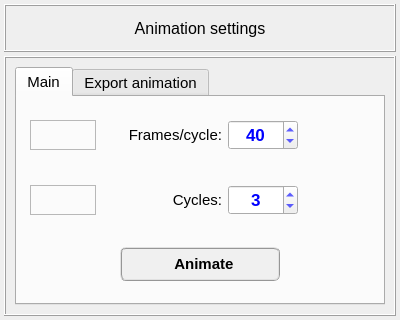
Above: data/user_input/ui_files/plots_/animation_/animationSettingsInput.ui from open-pulse/OpenPulse before the change. Below: the same form after it.
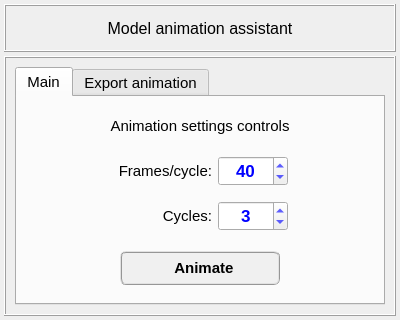
That is the form after the change. Icons and pictures are not drawn.

Commit message: Disables the avi extension in animation export

What changed in the file:
```diff
--- a/data/user_input/ui_files/plots_/animation_/animationSettingsInput.ui
+++ b/data/user_input/ui_files/plots_/animation_/animationSettingsInput.ui
@@ -92,7 +92,7 @@
          </font>
         </property>
         <property name="text">
-         <string>Animation settings</string>
+         <string>Model animation assistant</string>
         </property>
         <property name="textFormat">
          <enum>Qt::AutoText</enum>
@@ -145,7 +145,7 @@
           <string>Main</string>
          </attribute>
          <layout class="QGridLayout" name="gridLayout_12">
-          <item row="0" column="0">
+          <item row="1" column="0">
            <widget class="QFrame" name="frame_13">
             <property name="frameShape">
              <enum>QFrame::NoFrame</enum>
@@ -176,13 +176,13 @@
               <widget class="QLabel" name="label_frames">
                <property name="minimumSize">
                 <size>
-                 <width>120</width>
+                 <width>100</width>
                  <height>30</height>
                 </size>
                </property>
                <property name="maximumSize">
                 <size>
-                 <width>120</width>
+                 <width>100</width>
                  <height>30</height>
                 </size>
                </property>
@@ -267,128 +267,6 @@
              <item row="0" column="0">
               <widget class="QFrame" name="frame_15">
                <property name="frameShape">
-                <enum>QFrame::StyledPanel</enum>
-               </property>
-               <property name="frameShadow">
-                <enum>QFrame::Raised</enum>
-               </property>
-              </widget>
-             </item>
-            </layout>
-           </widget>
-          </item>
-          <item row="1" column="0">
-           <widget class="QFrame" name="frame_11">
-            <property name="frameShape">
-             <enum>QFrame::NoFrame</enum>
-            </property>
-            <property name="frameShadow">
-             <enum>QFrame::Raised</enum>
-            </property>
-            <layout class="QGridLayout" name="gridLayout_10">
-             <property name="leftMargin">
-              <number>4</number>
-             </property>
-             <property name="topMargin">
-              <number>4</number>
-             </property>
-             <property name="rightMargin">
-              <number>4</number>
-             </property>
-             <property name="bottomMargin">
-              <number>4</number>
-             </property>
-             <property name="horizontalSpacing">
-              <number>6</number>
-             </property>
-             <property name="verticalSpacing">
-              <number>4</number>
-             </property>
-             <item row="0" column="1">
-              <widget class="QLabel" name="label_cycles">
-               <property name="minimumSize">
-                <size>
-                 <width>120</width>
-                 <height>30</height>
-                </size>
-               </property>
-               <property name="maximumSize">
-                <size>
-                 <width>120</width>
-                 <height>30</height>
-                </size>
-               </property>
-               <property name="font">
-                <font>
-                 <family>MS Shell Dlg 2</family>
-                 <pointsize>11</pointsize>
-                 <weight>50</weight>
-                 <italic>false</italic>
-                 <bold>false</bold>
-                </font>
-               </property>
-               <property name="text">
-                <string>Cycles:</string>
-               </property>
-               <property name="alignment">
-                <set>Qt::AlignRight|Qt::AlignTrailing|Qt::AlignVCenter</set>
-               </property>
-              </widget>
-             </item>
-             <item row="0" column="2">
-              <widget class="QSpinBox" name="spinBox_cycles">
-               <property name="minimumSize">
-                <size>
-                 <width>70</width>
-                 <height>30</height>
-                </size>
-               </property>
-               <property name="maximumSize">
-                <size>
-                 <width>70</width>
-                 <height>30</height>
-                </size>
-               </property>
-               <property name="font">
-                <font>
-                 <family>Arial</family>
-                 <pointsize>13</pointsize>
-                 <weight>75</weight>
-                 <bold>true</bold>
-                </font>
-               </property>
-               <property name="styleSheet">
-                <string notr="true">color: rgb(0, 0, 255);</string>
-               </property>
-               <property name="wrapping">
-                <bool>false</bool>
-               </property>
-               <property name="frame">
-                <bool>true</bool>
-               </property>
-               <property name="alignment">
-                <set>Qt::AlignCenter</set>
-               </property>
-               <property name="prefix">
-                <string/>
-               </property>
-               <property name="minimum">
-                <number>1</number>
-               </property>
-               <property name="maximum">
-                <number>20</number>
-               </property>
-               <property name="singleStep">
-                <number>1</number>
-               </property>
-               <property name="value">
-                <number>3</number>
-               </property>
-              </widget>
-             </item>
-             <item row="0" column="3">
-              <widget class="QFrame" name="frame_12">
-               <property name="frameShape">
                 <enum>QFrame::NoFrame</enum>
                </property>
                <property name="frameShadow">
@@ -396,20 +274,10 @@
                </property>
               </widget>
              </item>
-             <item row="0" column="0">
-              <widget class="QFrame" name="frame_16">
-               <property name="frameShape">
-                <enum>QFrame::StyledPanel</enum>
-               </property>
-               <property name="frameShadow">
-                <enum>QFrame::Raised</enum>
-               </property>
-              </widget>
-             </item>
             </layout>
            </widget>
           </item>
-          <item row="2" column="0">
+          <item row="3" column="0">
            <widget class="QFrame" name="frame_8">
             <property name="frameShape">
              <enum>QFrame::NoFrame</enum>
@@ -484,6 +352,175 @@
             </layout>
            </widget>
           </item>
+          <item row="2" column="0">
+           <widget class="QFrame" name="frame_11">
+            <property name="frameShape">
+             <enum>QFrame::NoFrame</enum>
+            </property>
+            <property name="frameShadow">
+             <enum>QFrame::Raised</enum>
+            </property>
+            <layout class="QGridLayout" name="gridLayout_10">
+             <property name="leftMargin">
+              <number>4</number>
+             </property>
+             <property name="topMargin">
+              <number>4</number>
+             </property>
+             <property name="rightMargin">
+              <number>4</number>
+             </property>
+             <property name="bottomMargin">
+              <number>4</number>
+             </property>
+             <property name="horizontalSpacing">
+              <number>6</number>
+             </property>
+             <property name="verticalSpacing">
+              <number>4</number>
+             </property>
+             <item row="0" column="1">
+              <widget class="QLabel" name="label_cycles">
+               <property name="minimumSize">
+                <size>
+                 <width>100</width>
+                 <height>30</height>
+                </size>
+               </property>
+               <property name="maximumSize">
+                <size>
+                 <width>100</width>
+                 <height>30</height>
+                </size>
+               </property>
+               <property name="font">
+                <font>
+                 <family>MS Shell Dlg 2</family>
+                 <pointsize>11</pointsize>
+                 <weight>50</weight>
+                 <italic>false</italic>
+                 <bold>false</bold>
+                </font>
+               </property>
+               <property name="text">
+                <string>Cycles:</string>
+               </property>
+               <property name="alignment">
+                <set>Qt::AlignRight|Qt::AlignTrailing|Qt::AlignVCenter</set>
+               </property>
+              </widget>
+             </item>
+             <item row="0" column="2">
+              <widget class="QSpinBox" name="spinBox_cycles">
+               <property name="minimumSize">
+                <size>
+                 <width>70</width>
+                 <height>30</height>
+                </size>
+               </property>
+               <property name="maximumSize">
+                <size>
+                 <width>70</width>
+                 <height>30</height>
+                </size>
+               </property>
+               <property name="font">
+                <font>
+                 <family>Arial</family>
+                 <pointsize>13</pointsize>
+                 <weight>75</weight>
+                 <bold>true</bold>
+                </font>
+               </property>
+               <property name="styleSheet">
+                <string notr="true">color: rgb(0, 0, 255);</string>
+               </property>
+               <property name="wrapping">
+                <bool>false</bool>
+               </property>
+               <property name="frame">
+                <bool>true</bool>
+               </property>
+               <property name="alignment">
+                <set>Qt::AlignCenter</set>
+               </property>
+               <property name="prefix">
+                <string/>
+               </property>
+               <property name="minimum">
+                <number>1</number>
+               </property>
+               <property name="maximum">
+                <number>20</number>
+               </property>
+               <property name="singleStep">
+                <number>1</number>
+               </property>
+               <property name="value">
+                <number>3</number>
+               </property>
+              </widget>
+             </item>
+             <item row="0" column="3">
+              <widget class="QFrame" name="frame_12">
+               <property name="frameShape">
+                <enum>QFrame::NoFrame</enum>
+               </property>
+               <property name="frameShadow">
+                <enum>QFrame::Raised</enum>
+               </property>
+              </widget>
+             </item>
+             <item row="0" column="0">
+              <widget class="QFrame" name="frame_16">
+               <property name="frameShape">
+                <enum>QFrame::NoFrame</enum>
+               </property>
+               <property name="frameShadow">
+                <enum>QFrame::Raised</enum>
+               </property>
+              </widget>
+             </item>
+            </layout>
+           </widget>
+          </item>
+          <item row="0" column="0">
+           <widget class="QFrame" name="frame_17">
+            <property name="frameShape">
+             <enum>QFrame::NoFrame</enum>
+            </property>
+            <property name="frameShadow">
+             <enum>QFrame::Raised</enum>
+            </property>
+            <layout class="QGridLayout" name="gridLayout_13">
+             <property name="leftMargin">
+              <number>2</number>
+             </property>
+             <property name="topMargin">
+              <number>2</number>
+             </property>
+             <property name="rightMargin">
+              <number>2</number>
+             </property>
+             <property name="bottomMargin">
+              <number>2</number>
+             </property>
+             <property name="spacing">
+              <number>2</number>
+             </property>
+             <item row="0" column="0">
+              <widget class="QLabel" name="label_2">
+               <property name="text">
+                <string>Animation settings controls</string>
+               </property>
+               <property name="alignment">
+                <set>Qt::AlignCenter</set>
+               </property>
+              </widget>
+             </item>
+            </layout>
+           </widget>
+          </item>
          </layout>
         </widget>
         <widget class="QWidget" name="tab_export">
```
Left out of the diff: 40 changed lines with no effect on the pictures. The commit also changes 1 other file.
